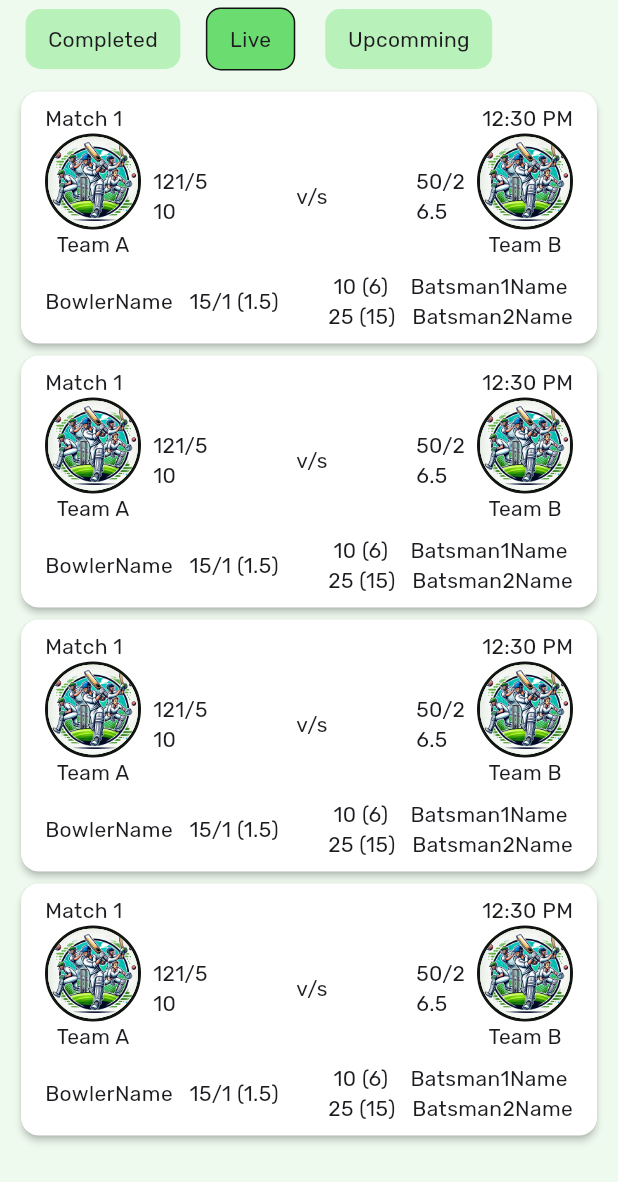
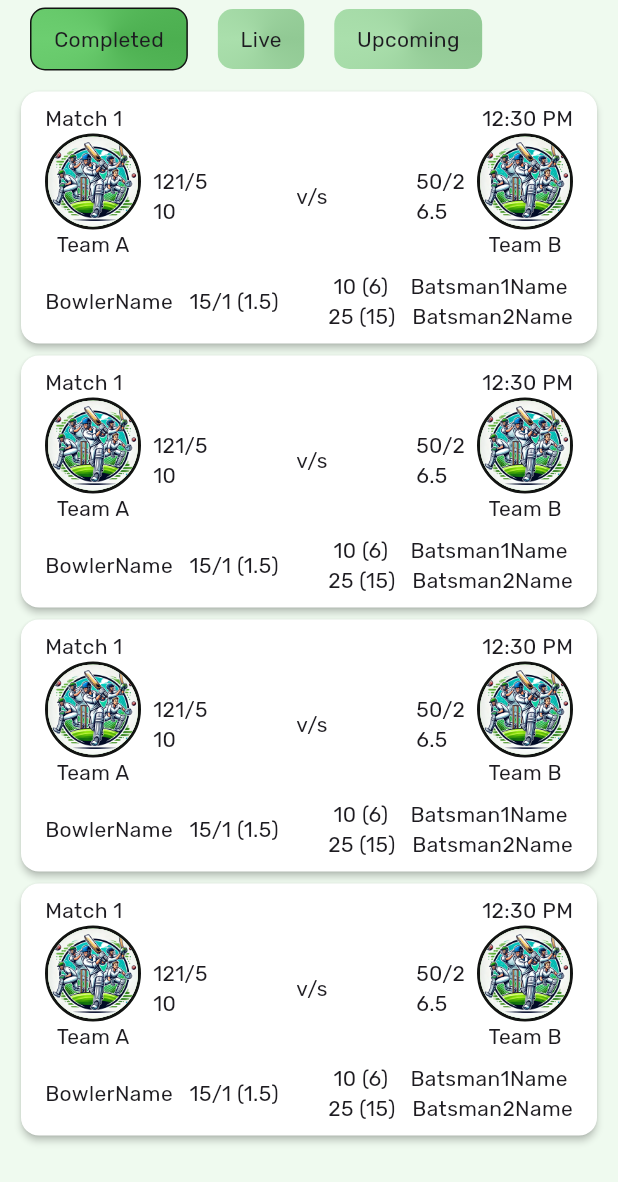
Before and after one commit to shaikhikram04/Tracket, a Flutter app: the MatchesScreen screen opened directly, on a phone screen of 412 x 824 dp. Shown: the top 1182 px of the screen. Run offline on Flutter 3.47's test engine with Material 3 defaults, Android fonts, the phone set to English and light mode, and no system bars; our stand-ins replace animate_do, cached_network_image, cloud_firestore, device_preview, firebase_auth, firebase_core and 5 more; accounts and stored records are empty; generated files the repository leaves out were written again.

Commit message:
created match tabs reusable widget

```diff
--- a/lib/matches/screens/matches_screen.dart
+++ b/lib/matches/screens/matches_screen.dart
@@ -1,6 +1,6 @@
 import 'package:flutter/material.dart';
 import 'package:tracket/matches/widgets/match_card.dart';
-import 'package:tracket/utils/colors.dart';
+import 'package:tracket/matches/widgets/match_tabs.dart';
 
 class MatchesScreen extends StatelessWidget {
   const MatchesScreen({super.key});
@@ -14,33 +14,9 @@ class MatchesScreen extends StatelessWidget {
           children: [
             Row(
               children: [
-                Container(
-                  margin: EdgeInsets.symmetric(horizontal: 7, vertical: 5),
-                  padding: EdgeInsets.symmetric(horizontal: 15, vertical: 10),
-                  decoration: BoxDecoration(
-                    color: const Color.fromARGB(255, 184, 241, 186),
-                    borderRadius: BorderRadius.circular(10),
-                  ),
-                  child: Text('Completed'),
-                ),
-                Container(
-                  margin: EdgeInsets.symmetric(horizontal: 10, vertical: 5),
-                  padding: EdgeInsets.symmetric(horizontal: 15, vertical: 10),
-                  decoration: BoxDecoration(
-                      color: const Color.fromARGB(255, 107, 220, 111),
-                      borderRadius: BorderRadius.circular(10),
-                      border: Border.all(color: blackColor)),
-                  child: Text('Live'),
-                ),
-                Container(
-                  margin: EdgeInsets.symmetric(horizontal: 10, vertical: 5),
-                  padding: EdgeInsets.symmetric(horizontal: 15, vertical: 10),
-                  decoration: BoxDecoration(
-                    color: const Color.fromARGB(255, 184, 241, 186),
-                    borderRadius: BorderRadius.circular(10),
-                  ),
-                  child: Text('Upcomming'),
-                ),
+                MatchTabs(text: 'Completed', isSelected: true),
+                MatchTabs(text: 'Live', isSelected: false),
+                MatchTabs(text: 'Upcoming', isSelected: false),
               ],
             ),
             Expanded(
--- /dev/null
+++ b/lib/matches/widgets/match_tabs.dart
@@ -0,0 +1,39 @@
+import 'package:flutter/material.dart';
+import 'package:tracket/utils/colors.dart';
+
+class MatchTabs extends StatelessWidget {
+  const MatchTabs({
+    super.key,
+    required this.text,
+    required this.isSelected,
+  });
+
+  final String text;
+  final bool isSelected;
+
+  @override
+  Widget build(BuildContext context) {
+    List<Color> colors = isSelected
+        ? [
+            greenColor,
+            enableButtonColor1,
+            greenColor,
+          ]
+        : [
+            disableButtonColor1,
+            disableButtonColor2,
+            disableButtonColor1,
+          ];
+
+    return Container(
+      margin: EdgeInsets.symmetric(horizontal: 10, vertical: 5),
+      padding: EdgeInsets.symmetric(horizontal: 15, vertical: 10),
+      decoration: BoxDecoration(
+        borderRadius: BorderRadius.circular(10),
+        gradient: SweepGradient(colors: colors),
+        border: isSelected ? Border.all(color: blackColor) : null,
+      ),
+      child: Text(text),
+    );
+  }
+}
--- a/lib/screens/home.dart
+++ b/lib/screens/home.dart
@@ -18,7 +18,7 @@ class HomeScreen extends ConsumerStatefulWidget {
 }
 
 class _HomeScreenState extends ConsumerState<HomeScreen> {
-  var _selectedIndex = 0;
+  var _selectedIndex = 1;
   @override
   void initState() {
     super.initState();
@@ -44,7 +44,7 @@ class _HomeScreenState extends ConsumerState<HomeScreen> {
       }
     } finally {
       setState(() {
-        _selectedIndex = 0;
+        _selectedIndex = 1;
       });
     }
   }
--- a/lib/utils/colors.dart
+++ b/lib/utils/colors.dart
@@ -16,3 +16,8 @@ const enableSwitchColor = Color.fromARGB(255, 14, 151, 14);
 //* Darkmode colors
 const darkBackgroundColor = Color.fromRGBO(33, 33, 33, 1);
 const darkThemeColor = Color(0xFF1FE073);
+
+const disableButtonColor1 = const Color.fromARGB(255, 145, 201, 148);
+const disableButtonColor2 = const Color.fromARGB(255, 170, 223, 172);
+
+const enableButtonColor1 = const Color.fromARGB(255, 108, 206, 112);
```
